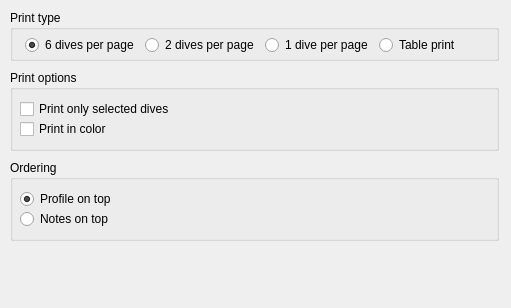
Qt form qt-ui/printoptions.ui (subsurface/subsurface) before a commit.
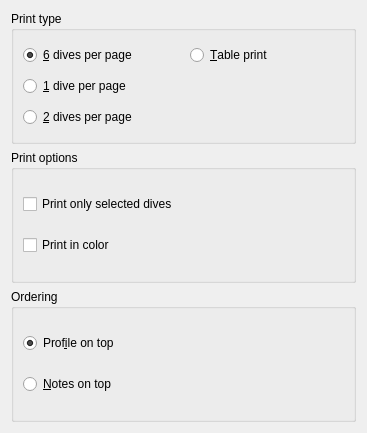
The same form after that commit.

Commit message:
Fix the layout on the Print Dialog
The layout was a hardcoded position without layouts, that
would only work on english language since other languages can
have bigger strings than the current ones.

Also removed the 'setFixedSize' stuff and let the widget
find it's best size for itself.

Fixes #656
Fixes #396

```diff
--- a/qt-ui/printoptions.ui
+++ b/qt-ui/printoptions.ui
@@ -6,70 +6,13 @@
    <rect>
     <x>0</x>
     <y>0</y>
-    <width>511</width>
-    <height>308</height>
+    <width>367</width>
+    <height>433</height>
    </rect>
   </property>
-  <widget class="QGroupBox" name="printOptions">
-   <property name="geometry">
-    <rect>
-     <x>10</x>
-     <y>70</y>
-     <width>489</width>
-     <height>81</height>
-    </rect>
-   </property>
-   <property name="title">
-    <string>Print options</string>
-   </property>
-   <widget class="QCheckBox" name="printSelected">
-    <property name="geometry">
-     <rect>
-      <x>10</x>
-      <y>30</y>
-      <width>461</width>
-      <height>18</height>
-     </rect>
-    </property>
-    <property name="sizePolicy">
-     <sizepolicy hsizetype="Expanding" vsizetype="Fixed">
-      <horstretch>0</horstretch>
-      <verstretch>0</verstretch>
-     </sizepolicy>
-    </property>
-    <property name="text">
-     <string>Print only selected dives</string>
-    </property>
-   </widget>
-   <widget class="QCheckBox" name="printInColor">
-    <property name="geometry">
-     <rect>
-      <x>10</x>
-      <y>50</y>
-      <width>461</width>
-      <height>18</height>
-     </rect>
-    </property>
-    <property name="sizePolicy">
-     <sizepolicy hsizetype="Expanding" vsizetype="Fixed">
-      <horstretch>0</horstretch>
-      <verstretch>0</verstretch>
-     </sizepolicy>
-    </property>
-    <property name="text">
-     <string>Print in color</string>
-    </property>
-   </widget>
-  </widget>
+  <layout class="QVBoxLayout" name="verticalLayout_3">
+   <item>
   <widget class="QGroupBox" name="printType">
-   <property name="geometry">
-    <rect>
-     <x>10</x>
-     <y>10</y>
-     <width>489</width>
-     <height>51</height>
-    </rect>
-   </property>
    <property name="sizePolicy">
     <sizepolicy hsizetype="Preferred" vsizetype="Preferred">
      <horstretch>0</horstretch>
@@ -85,26 +28,8 @@
    <property name="title">
     <string>Print type</string>
    </property>
-   <widget class="QWidget" name="horizontalLayoutWidget_2">
-    <property name="geometry">
-     <rect>
-      <x>0</x>
-      <y>20</y>
-      <width>491</width>
-      <height>31</height>
-     </rect>
-    </property>
-    <layout class="QHBoxLayout" name="layoutPrintType">
-     <property name="sizeConstraint">
-      <enum>QLayout::SetDefaultConstraint</enum>
-     </property>
-     <property name="leftMargin">
-      <number>15</number>
-     </property>
-     <property name="rightMargin">
-      <number>15</number>
-     </property>
-     <item>
+     <layout class="QGridLayout" name="gridLayout">
+      <item row="0" column="0" colspan="2">
       <widget class="QRadioButton" name="radioSixDives">
        <property name="sizePolicy">
         <sizepolicy hsizetype="Expanding" vsizetype="Fixed">
@@ -113,27 +38,14 @@
         </sizepolicy>
        </property>
        <property name="text">
-        <string>6 dives per page</string>
+         <string>&amp;6 dives per page</string>
        </property>
        <property name="checked">
         <bool>true</bool>
        </property>
       </widget>
      </item>
-     <item>
-      <widget class="QRadioButton" name="radioTwoDives">
-       <property name="sizePolicy">
-        <sizepolicy hsizetype="Expanding" vsizetype="Fixed">
-         <horstretch>0</horstretch>
-         <verstretch>0</verstretch>
-        </sizepolicy>
-       </property>
-       <property name="text">
-        <string>2 dives per page</string>
-       </property>
-      </widget>
-     </item>
-     <item>
+      <item row="2" column="0">
       <widget class="QRadioButton" name="radioOneDive">
        <property name="sizePolicy">
         <sizepolicy hsizetype="Expanding" vsizetype="Fixed">
@@ -142,11 +54,24 @@
         </sizepolicy>
        </property>
        <property name="text">
-        <string>1 dive per page</string>
+         <string>&amp;1 dive per page</string>
        </property>
       </widget>
      </item>
-     <item>
+      <item row="3" column="0" colspan="2">
+       <widget class="QRadioButton" name="radioTwoDives">
+        <property name="sizePolicy">
+         <sizepolicy hsizetype="Expanding" vsizetype="Fixed">
+          <horstretch>0</horstretch>
+          <verstretch>0</verstretch>
+         </sizepolicy>
+        </property>
+        <property name="text">
+         <string>&amp;2 dives per page</string>
+        </property>
+       </widget>
+      </item>
+      <item row="0" column="2">
       <widget class="QRadioButton" name="radioTablePrint">
        <property name="sizePolicy">
         <sizepolicy hsizetype="Expanding" vsizetype="Fixed">
@@ -155,34 +80,69 @@
         </sizepolicy>
        </property>
        <property name="text">
-        <string>Table print</string>
+         <string>&amp;Table print</string>
        </property>
       </widget>
      </item>
-    </layout>
-   </widget>
-  </widget>
+      <item row="2" column="2" rowspan="2">
+       <spacer name="verticalSpacer">
+        <property name="orientation">
+         <enum>Qt::Vertical</enum>
+        </property>
+        <property name="sizeHint" stdset="0">
+         <size>
+          <width>20</width>
+          <height>40</height>
+         </size>
+        </property>
+       </spacer>
+      </item>
+     </layout>
+    </widget>
+   </item>
+   <item>
+    <widget class="QGroupBox" name="printOptions">
+     <property name="title">
+      <string>Print options</string>
+     </property>
+     <layout class="QVBoxLayout" name="verticalLayout">
+      <item>
+       <widget class="QCheckBox" name="printSelected">
+        <property name="sizePolicy">
+         <sizepolicy hsizetype="Expanding" vsizetype="Fixed">
+          <horstretch>0</horstretch>
+          <verstretch>0</verstretch>
+         </sizepolicy>
+        </property>
+        <property name="text">
+         <string>Print only selected dives</string>
+        </property>
+       </widget>
+      </item>
+      <item>
+       <widget class="QCheckBox" name="printInColor">
+        <property name="sizePolicy">
+         <sizepolicy hsizetype="Expanding" vsizetype="Fixed">
+          <horstretch>0</horstretch>
+          <verstretch>0</verstretch>
+         </sizepolicy>
+        </property>
+        <property name="text">
+         <string>Print in color</string>
+        </property>
+       </widget>
+      </item>
+     </layout>
+    </widget>
+   </item>
+   <item>
   <widget class="QGroupBox" name="ordering">
-   <property name="geometry">
-    <rect>
-     <x>10</x>
-     <y>160</y>
-     <width>489</width>
-     <height>81</height>
-    </rect>
-   </property>
    <property name="title">
     <string>Ordering</string>
    </property>
+     <layout class="QVBoxLayout" name="verticalLayout_2">
+      <item>
    <widget class="QRadioButton" name="profileOnTop">
-    <property name="geometry">
-     <rect>
-      <x>10</x>
-      <y>30</y>
-      <width>461</width>
-      <height>18</height>
-     </rect>
-    </property>
     <property name="sizePolicy">
      <sizepolicy hsizetype="Expanding" vsizetype="Fixed">
       <horstretch>0</horstretch>
@@ -190,21 +150,15 @@
      </sizepolicy>
     </property>
     <property name="text">
-     <string>Profile on top</string>
+         <string>Prof&amp;ile on top</string>
     </property>
     <property name="checked">
      <bool>true</bool>
     </property>
    </widget>
+      </item>
+      <item>
    <widget class="QRadioButton" name="notesOnTop">
-    <property name="geometry">
-     <rect>
-      <x>10</x>
-      <y>50</y>
-      <width>461</width>
-      <height>18</height>
-     </rect>
-    </property>
     <property name="sizePolicy">
      <sizepolicy hsizetype="Expanding" vsizetype="Fixed">
       <horstretch>0</horstretch>
@@ -212,13 +166,17 @@
      </sizepolicy>
     </property>
     <property name="text">
-     <string>Notes on top</string>
+         <string>&amp;Notes on top</string>
     </property>
     <property name="checked">
      <bool>false</bool>
     </property>
    </widget>
-  </widget>
+      </item>
+     </layout>
+    </widget>
+   </item>
+  </layout>
  </widget>
  <tabstops>
   <tabstop>radioSixDives</tabstop>
```
Left out of the diff: 1 changed line with no effect on the pictures. Lines whose indentation alone changed are shown as unchanged. The commit also changes 1 other file.
